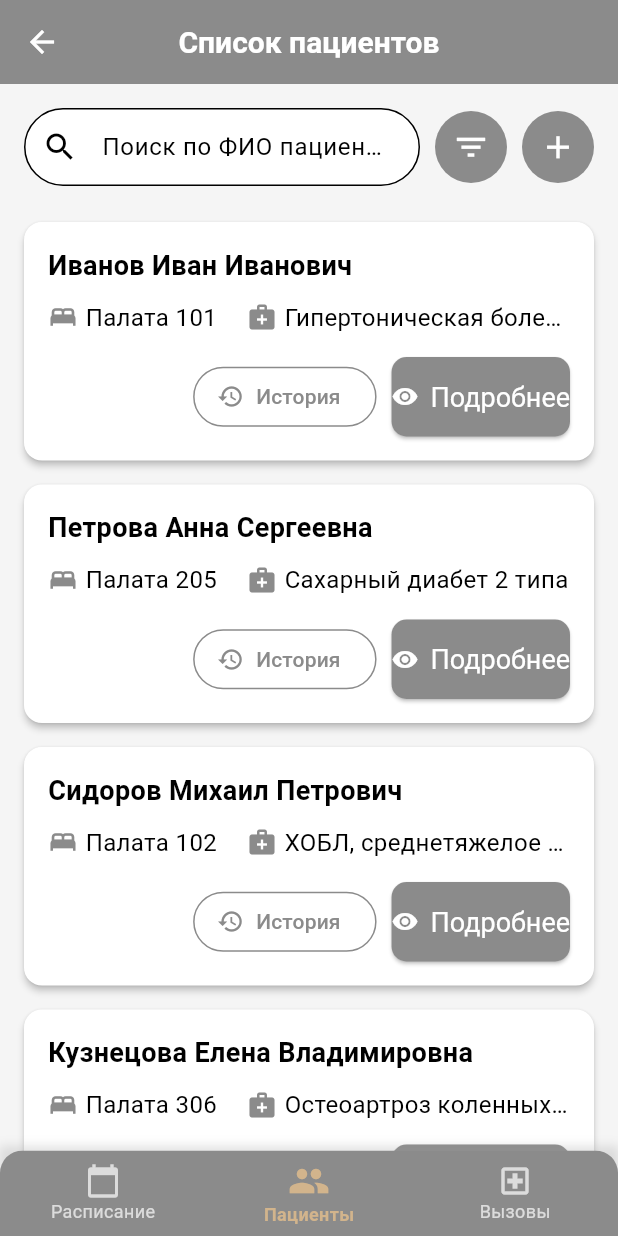
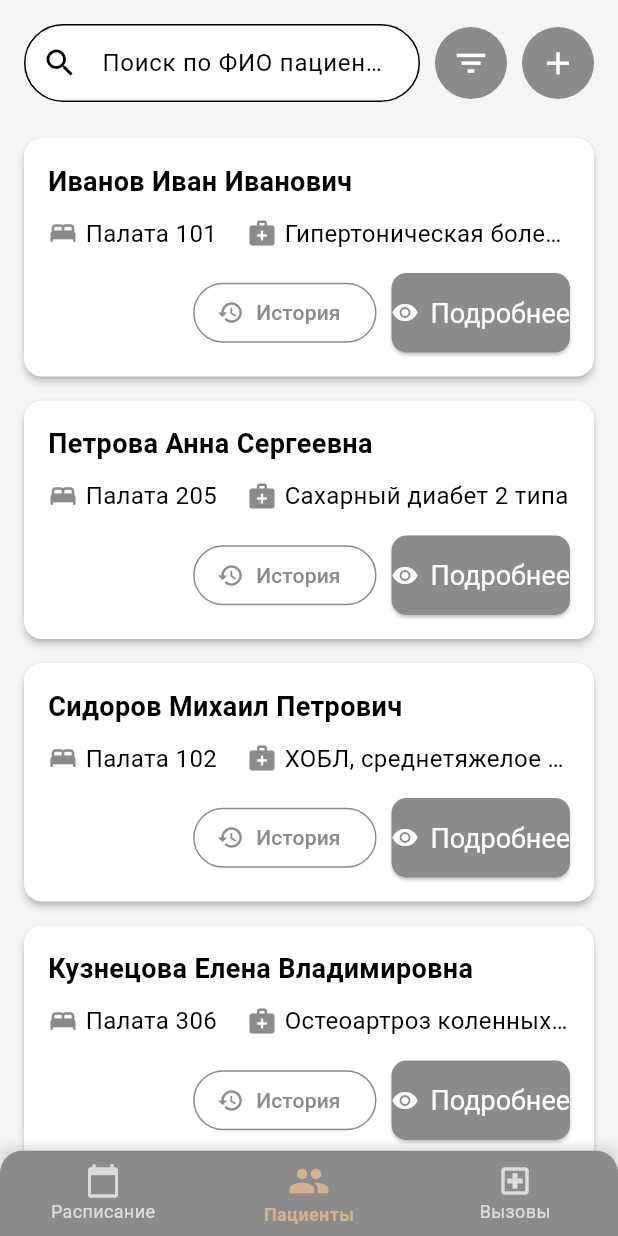
Before and after one commit to arrssenii/mobileapp-frontend2, a Flutter app: the MainScreen screen opened by its route, item 2 of the bottom bar chosen, on a phone screen of 412 x 824 dp. Run offline on Flutter 3.47's test engine with Material 3 defaults, Android fonts, the light colour scheme and no system bars; our stand-ins replace bloc, equatable, flutter_bloc.

Commit message:
delete appbar

```diff
--- a/lib/presentation/pages/main_screen.dart
+++ b/lib/presentation/pages/main_screen.dart
@@ -22,18 +22,6 @@ class _MainScreenState extends State<MainScreen> {
   @override
   Widget build(BuildContext context) {
     return Scaffold(
-      appBar: AppBar(
-        title: Text(
-          _currentIndex == 0
-              ? 'Расписание'
-              : _currentIndex == 1
-                  ? 'Список пациентов'
-                  : 'Вызовы',
-        ),
-        centerTitle: true,
-        backgroundColor: const Color(0xFF8B8B8B), // Серый
-        foregroundColor: Colors.white,
-      ),
       body: _pages[_currentIndex],
       bottomNavigationBar: Container(
         decoration: BoxDecoration(
```
